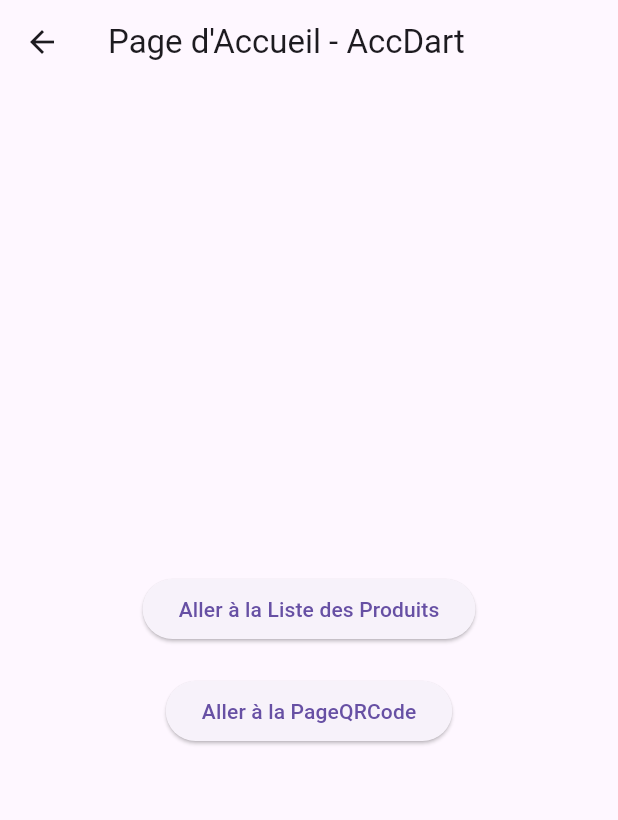
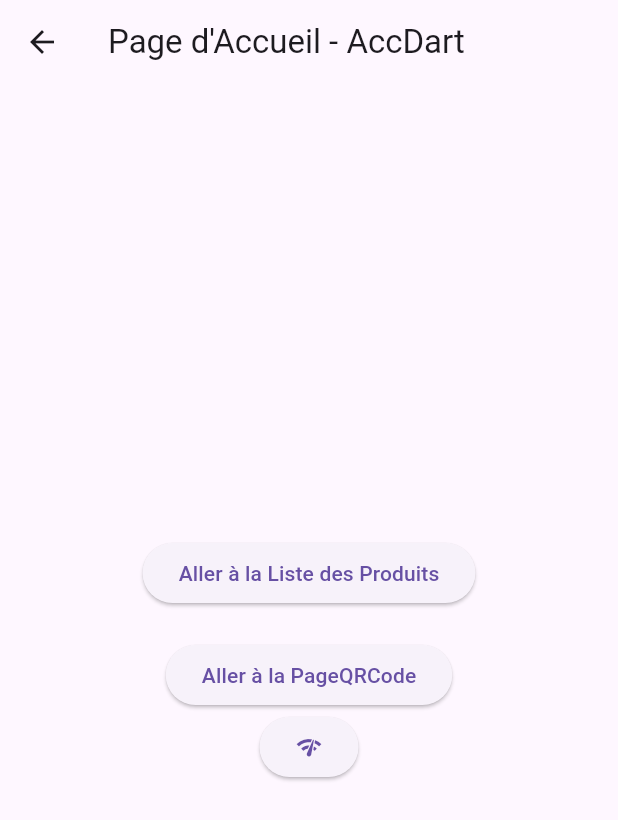
Before and after one commit to DaronV2/all_for_sports, a Flutter app: the WelcomeScreen screen opened directly, on a phone screen of 412 x 824 dp. Shown: the top 820 px of the screen. Run offline on Flutter 3.47's test engine with Material 3 defaults, Android fonts, the phone set to English and light mode, and no system bars; our stand-ins replace connectivity_plus, geolocator; missing offline and left inert: mobile_scanner.

```diff
--- a/lib/Screens/ChoosingAWarehouseScreen.dart
+++ b/lib/Screens/ChoosingAWarehouseScreen.dart
@@ -18,7 +18,6 @@ class _ChoosingAWareHouseScreenState extends State<ChoosingAWareHouseScreen> {
   String _locationMessage = "Récupération de la position...";
   // Variable pour stocker l'entrepôt le plus proche
   String? _nearbyWarehouse;
-  // String? _selectedWarehouse;
 
   // Getter pour accéder à l'entrepôt le plus proche
   String? get nearbyWarehouse => _nearbyWarehouse;
@@ -104,7 +103,7 @@ class _ChoosingAWareHouseScreenState extends State<ChoosingAWareHouseScreen> {
     setState(() {
       if (nearbyWarehouse != null) {
         Navigator.of(context).push(MaterialPageRoute(
-          builder: ((BuildContext context) => WelcomeScreen()),
+          builder: ((BuildContext context) => const WelcomeScreen()),
         ));
         // Mettre à jour le provider avec le nouveau nom de l'entrepôt
         Provider.of<WareHouseProvider>(context, listen: false)
--- a/lib/Screens/WareHouseSelectionScreen.dart
+++ b/lib/Screens/WareHouseSelectionScreen.dart
@@ -16,11 +16,11 @@ class WareHouseSelectionScreen extends StatelessWidget {
 
     return Scaffold(
       appBar: AppBar(
-        title: Text('Sélectionnez un Entrepôt'),
+        title: const Text('Sélectionnez un Entrepôt'),
       ),
       body: Center(
         child: DropdownButton<String>(
-          hint: Text('Sélectionnez un entrepôt'),
+          hint: const Text('Sélectionnez un entrepôt'),
           value: selectedWarehouse.isNotEmpty ? selectedWarehouse : null,
           onChanged: (String? newValue) {
             if (newValue != null) {
@@ -29,7 +29,7 @@ class WareHouseSelectionScreen extends StatelessWidget {
               // Redirection vers la page AccDart après la sélection
               Navigator.pushReplacement(
                 context,
-                MaterialPageRoute(builder: (context) => WelcomeScreen()),
+                MaterialPageRoute(builder: (context) => const WelcomeScreen()),
               );
             }
           },
--- a/lib/Screens/WelcomeScreen.dart
+++ b/lib/Screens/WelcomeScreen.dart
@@ -1,12 +1,28 @@
+import 'package:all_for_sports/Screens/FlashQRCodeScreen.dart';
+import 'package:all_for_sports/Screens/ProductListScreen.dart';
+import 'package:all_for_sports/Services/ConnexionCheck.dart';
+import 'package:all_for_sports/Services/ConnexionProvider.dart';
+import 'package:all_for_sports/Services/WareHouseProvider.dart';
 import 'package:flutter/material.dart';
-import 'FlashQRCodeScreen.dart';
-import 'ProductListScreen.dart';
+import 'package:provider/provider.dart';
 
-class WelcomeScreen extends StatelessWidget {
-  const WelcomeScreen({Key? key}) : super(key: key);
+class WelcomeScreen extends StatefulWidget {
+  const WelcomeScreen({super.key});
+
+  @override
+  State<WelcomeScreen> createState() => _WelcomeScreenState();
+}
+
+class _WelcomeScreenState extends State<WelcomeScreen> {
+  @override
+  void initState() {
+    super.initState();
+    Connexioncheck.checkConnectivity(context);
+  }
 
   @override
   Widget build(BuildContext context) {
+    bool visible = Provider.of<ConnexionProvider>(context).connexion;
     return Scaffold(
       appBar: AppBar(
         title: const Text('Page d\'Accueil - AccDart'),
@@ -37,9 +53,24 @@ class WelcomeScreen extends StatelessWidget {
               },
               child: const Text('Aller à la PageQRCode'),
             ),
+            Visibility(
+              visible: !visible,
+              child: ElevatedButton(
+                onPressed: () {
+                  Connexioncheck.checkConnectivity(context);
+                },
+                child: const Icon(Icons.network_check),
+              ),
+            ),
           ],
         ),
       ),
     );
   }
+
+  @override
+  void dispose() {
+    // N'oubliez pas de vous désabonner lorsque le widget est détruit
+    super.dispose();
+  }
 }
--- /dev/null
+++ b/lib/Services/ConnexionCheck.dart
@@ -0,0 +1,25 @@
+import 'package:all_for_sports/Screens/ConnexionScreen.dart';
+import 'package:connectivity_plus/connectivity_plus.dart';
+import 'package:flutter/material.dart';
+
+class Connexioncheck {
+  static Future<void> checkConnectivity(BuildContext context) async {
+    final Connectivity _connectivity = Connectivity();
+    try {
+      List<ConnectivityResult> result = await _connectivity.checkConnectivity();
+      if (result.contains(ConnectivityResult.none)) {
+        Navigator.of(context).push(MaterialPageRoute(
+            builder: (BuildContext context) => const ConnexionScreen()));
+        ScaffoldMessenger.of(context).showSnackBar(
+          const SnackBar(
+            content: Text(
+                "Vous êtes connecté à internet veuillez-vous connecter à l'application afin de synchroniser vos informations"),
+            duration: Duration(seconds: 20), // Durée d'affichage de la SnackBar
+          ),
+        );
+      }
+    } catch (e) {
+      print('Erreur de connectivité : $e');
+    }
+  }
+}
--- /dev/null
+++ b/lib/Services/ConnexionProvider.dart
@@ -0,0 +1,17 @@
+import 'package:flutter/material.dart';
+
+class ConnexionProvider with ChangeNotifier{
+
+    static bool _connexion = false;
+
+  bool get connexion => _connexion;
+
+  static bool getConnexionState(){
+    return _connexion;
+  }
+
+  void setConnexionState(bool value){
+    _connexion = value;
+    notifyListeners();
+  }
+}
--- a/pubspec.yaml
+++ b/pubspec.yaml
@@ -18,6 +18,7 @@ dependencies:
   mobile_scanner: ^6.0.1
   sqflite: ^2.4.0
   path: ^1.9.0
+  connectivity_plus: ^6.1.0
 
 dev_dependencies:
   flutter_test:
```
Also changed, not shown: lib/Screens/AddProductScreen.dart (+21 -19 lines), lib/Screens/ConnexionScreen.dart (+8 -8 lines), lib/Screens/FlashQRCodeScreen.dart (+0 -32 lines), lib/Services/Api.dart (+13 -0 lines), lib/Services/ConvertCode.dart (+0 -14 lines), lib/Services/WareHouseProvider.dart (+15 -10 lines), pubspec.lock, 3 other files.
